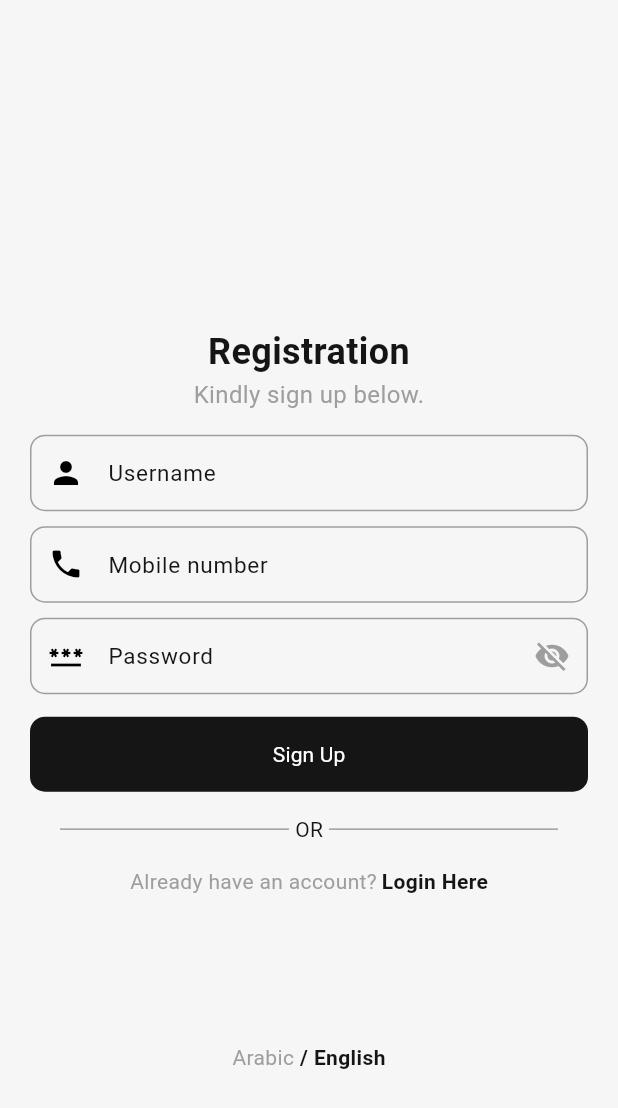
After one commit to MohammadAssaf10/deliver_driver_app, a Flutter app: the SignUpPage screen opened by its route, on a phone screen of 412 x 824 dp. The commit adds this screen. Shown: the top 1108 px of the screen. Run offline on Flutter 3.47's test engine with Material 3 defaults, Android fonts, the phone set to English and light mode, and no system bars; our stand-ins replace bloc, bloc_concurrency, built_value, connectivity_plus, dartz, dio and 11 more; missing offline and left inert: ntp; accounts and stored records are empty.

Commit message:
Sign up page

```diff
--- a/lib/core/routing/app_router.dart
+++ b/lib/core/routing/app_router.dart
@@ -3,11 +3,12 @@ import 'package:flutter_bloc/flutter_bloc.dart';
 
 import '../../features/sign_in/presentation/bloc/sign_in_bloc.dart';
 import '../../features/sign_in/presentation/pages/sign_in_page.dart';
+import '../../features/sign_up/presentation/bloc/sign_up_bloc.dart';
+import '../../features/sign_up/presentation/pages/sign_up_page.dart';
 import '../../features/splash/presentation/bloc/splash_bloc.dart';
 import '../../features/splash/presentation/pages/splash_page.dart';
 import '../di/di.dart';
 import 'routes.dart';
-
 
 class AppRouter {
   Route? generateRoute(RouteSettings settings) {
@@ -36,13 +37,13 @@ class AppRouter {
             child: const SignInPage(),
           ),
         );
-      // case Routes.signUpPage:
-      //   return MaterialPageRoute(
-      //     builder: (_) => BlocProvider<SignUpBloc>(
-      //       create: (context) => getIt<SignUpBloc>(),
-      //       child: const SignUpPage(),
-      //     ),
-      //   );
+      case Routes.signUpPage:
+        return MaterialPageRoute(
+          builder: (_) => BlocProvider<SignUpBloc>(
+            create: (context) => getIt<SignUpBloc>(),
+            child: const SignUpPage(),
+          ),
+        );
       // case Routes.verificationCodePage:
       //   return MaterialPageRoute(
       //     builder: (_) => BlocProvider<VerificationCodeBloc>(
--- a/lib/features/sign_in/presentation/pages/sign_in_page.dart
+++ b/lib/features/sign_in/presentation/pages/sign_in_page.dart
@@ -133,7 +133,7 @@ class SignInPage extends StatelessWidget {
                       context.read<SignInBloc>().passwordController.clear();
                     },
                   ),
-                  SizedBox(height: MediaQuery.sizeOf(context).height * 0.19),
+                  SizedBox(height: MediaQuery.sizeOf(context).height * 0.17),
                   SelectLanguage(),
                 ],
               ),
--- /dev/null
+++ b/lib/features/sign_up/data/models/sign_up_request.dart
@@ -0,0 +1,20 @@
+import 'package:equatable/equatable.dart';
+
+class SignUpRequest extends Equatable {
+  final String password;
+  final String phoneNumber;
+  final String username;
+
+  const SignUpRequest({
+    required this.password,
+    required this.phoneNumber,
+    required this.username,
+  });
+
+  @override
+  List<Object?> get props => [
+        password,
+        phoneNumber,
+        username,
+      ];
+}
--- /dev/null
+++ b/lib/features/sign_up/data/repositories/sign_up_repository.dart
@@ -0,0 +1,39 @@
+import 'package:dartz/dartz.dart';
+import 'package:injectable/injectable.dart';
+
+import '../../../../core/error/failures.dart';
+import '../../../../core/network/dio_factory.dart';
+import '../../../../core/repositories/base_repository.dart';
+import '../../../../core/utils/constant.dart';
+import '../../../../core/utils/shared_preferences_helper.dart';
+import '../data_sources/remote/sign_up_remote_data_source.dart';
+import '../models/sign_up_model.dart';
+
+import '../models/sign_up_request.dart';
+
+@lazySingleton
+class SignUpRepository extends BaseRepository {
+  final SignUpRemoteDataSource _signUpRemoteDataSource;
+
+  SignUpRepository(
+    this._signUpRemoteDataSource,
+  );
+
+  Future<Either<Failure, void>> signUp(SignUpRequest signUpRequest) async =>
+      await requestApi<void, SignUpModel>(
+        <SignUpModel>() async =>
+            await _signUpRemoteDataSource.signUp(signUpRequest),
+        (signUpModel) async {
+          DioFactory.setTokenIntoHeaderAfterLogin(signUpModel.token);
+          await SharedPreferencesHelper.setSecuredString(
+            LocalStorageKeys.phoneNumber,
+            signUpRequest.phoneNumber,
+          );
+          await SharedPreferencesHelper.setSecuredString(
+            LocalStorageKeys.password,
+            signUpRequest.password,
+          );
+          return;
+        },
+      );
+}
--- /dev/null
+++ b/lib/features/sign_up/presentation/bloc/sign_up_bloc.dart
@@ -0,0 +1,78 @@
+import 'package:bloc/bloc.dart';
+import 'package:bloc_concurrency/bloc_concurrency.dart';
+import 'package:flutter/material.dart';
+import 'package:injectable/injectable.dart';
+
+import '../../../../core/utils/app_functions.dart';
+import '../../data/models/sign_up_request.dart';
+import '../../data/repositories/sign_up_repository.dart';
+import 'sign_up_event.dart';
+import 'sign_up_state.dart';
+
+@injectable
+class SignUpBloc extends Bloc<SignUpEvent, SignUpState> {
+  final SignUpRepository _signUpRepository;
+  final TextEditingController passwordController = TextEditingController();
+  final TextEditingController usernameController = TextEditingController();
+  final TextEditingController mobileNumberController = TextEditingController();
+  final GlobalKey<FormState> formKey = GlobalKey<FormState>();
+
+  void changePasswordState() {
+    add(ChangePasswordState());
+  }
+
+  void signUp() {
+    add(SignUp());
+  }
+
+  @override
+  Future<void> close() {
+    passwordController.dispose();
+    usernameController.dispose();
+    mobileNumberController.dispose();
+    return super.close();
+  }
+
+  SignUpBloc(
+    this._signUpRepository,
+  ) : super(SignUpState.initial()) {
+    on<ChangePasswordState>((event, emit) async {
+      emit(
+        state.rebuild((b) => b..passwordVisible = !state.passwordVisible),
+      );
+    });
+    on<SignUp>(
+      (event, emit) async {
+        emit(state.rebuild(
+          (b) => b
+            ..isLoading = true
+            ..isError = false
+            ..isSuccess = false,
+        ));
+        final SignUpRequest signUpRequest = SignUpRequest(
+          password: passwordController.text,
+          phoneNumber: mobileNumberController.text,
+          username: usernameController.text,
+        );
+        final result = await _signUpRepository.signUp(signUpRequest);
+        result.fold((failure) {
+          showToastMessage(failure.errorMessage, isError: true);
+          emit(state.rebuild(
+            (b) => b
+              ..isError = true
+              ..isLoading = false
+              ..isSuccess = false,
+          ));
+        }, (r) {
+          emit(state.rebuild(
+            (b) => b
+              ..isError = false
+              ..isLoading = false
+              ..isSuccess = true,
+          ));
+        });
+      },
+      transformer: droppable(),
+    );
+  }
+}
--- /dev/null
+++ b/lib/features/sign_up/presentation/bloc/sign_up_event.dart
@@ -0,0 +1,21 @@
+import 'package:built_value/built_value.dart';
+
+part 'sign_up_event.g.dart';
+
+abstract class SignUpEvent {}
+
+abstract class ChangePasswordState extends SignUpEvent
+    implements Built<ChangePasswordState, ChangePasswordStateBuilder> {
+  ChangePasswordState._();
+
+  factory ChangePasswordState(
+          [void Function(ChangePasswordStateBuilder) updates]) =
+      _$ChangePasswordState;
+}
+
+abstract class SignUp extends SignUpEvent
+    implements Built<SignUp, SignUpBuilder> {
+  SignUp._();
+
+  factory SignUp([void Function(SignUpBuilder) updates]) = _$SignUp;
+}
--- /dev/null
+++ b/lib/features/sign_up/presentation/bloc/sign_up_state.dart
@@ -0,0 +1,26 @@
+import 'package:built_value/built_value.dart';
+
+part 'sign_up_state.g.dart';
+
+abstract class SignUpState implements Built<SignUpState, SignUpStateBuilder> {
+  bool get passwordVisible;
+
+  bool get isLoading;
+
+  bool get isError;
+
+  bool get isSuccess;
+
+  SignUpState._();
+
+  factory SignUpState([void Function(SignUpStateBuilder) updates]) =
+      _$SignUpState;
+
+  factory SignUpState.initial() => SignUpState(
+        (b) => b
+          ..isLoading = false
+          ..isError = false
+          ..isSuccess = false
+          ..passwordVisible = true,
+      );
+}
--- /dev/null
+++ b/lib/features/sign_up/presentation/pages/sign_up_page.dart
@@ -0,0 +1,143 @@
+import 'package:flutter/material.dart';
+import 'package:flutter/services.dart';
+import 'package:flutter_bloc/flutter_bloc.dart';
+
+import '../../../../core/routing/routes.dart';
+import '../../../../core/theming/colors_manager.dart';
+import '../../../../core/theming/styles_manager.dart';
+import '../../../../core/utils/app_extensions.dart';
+import '../../../../core/utils/app_functions.dart';
+import '../../../../core/utils/app_validator.dart';
+import '../../../../core/widget/app_text_button.dart';
+import '../../../../core/widget/auth_option_text.dart';
+import '../../../../core/widget/custom_text_field.dart';
+import '../../../../core/widget/or_bar.dart';
+import '../../../../core/widget/select_language.dart';
+import '../../../../generated/l10n.dart';
+import '../bloc/sign_up_bloc.dart';
+import '../bloc/sign_up_state.dart';
+
+class SignUpPage extends StatelessWidget {
+  const SignUpPage({super.key});
+
+  @override
+  Widget build(BuildContext context) {
+    return BlocListener<SignUpBloc, SignUpState>(
+      listener: (context, state) {
+        if (state.isError) {
+          closeLoadingDialogIfVisible();
+        } else if (state.isSuccess) {
+          context.pushNamed(Routes.verificationCodePage);
+        } else if (state.isLoading) {
+          showLoadingDialog(context);
+        }
+      },
+      child: Scaffold(
+        resizeToAvoidBottomInset: true,
+        backgroundColor: ColorsManager.customWhite,
+        body: SafeArea(
+          child: Padding(
+            padding: const EdgeInsets.only(
+              top: 20,
+              right: 20,
+              left: 20,
+            ),
+            child: Form(
+              key: context.read<SignUpBloc>().formKey,
+              child: SingleChildScrollView(
+                child: Column(
+                  crossAxisAlignment: CrossAxisAlignment.stretch,
+                  children: <Widget>[
+                    SizedBox(height: MediaQuery.sizeOf(context).height * 0.24),
+                    Text(
+                      S.of(context).registration,
+                      textAlign: TextAlign.center,
+                      style: TextStyles.font24BlackBold,
+                    ),
+                    Text(
+                      S.of(context).kindlySignUpBelow,
+                      textAlign: TextAlign.center,
+                      style: TextStyles.font16GreyRegular,
+                    ),
+                    const SizedBox(height: 10),
+                    CustomTextField(
+                      controller: context.read<SignUpBloc>().usernameController,
+                      labelTitle: S.of(context).userName,
+                      validator: AppValidator.usernameValidator,
+                      prefixIcon: Icons.person,
+                      textInputAction: TextInputAction.next,
+                    ),
+                    CustomTextField(
+                      controller:
+                          context.read<SignUpBloc>().mobileNumberController,
+                      labelTitle: S.of(context).mobileNumber,
+                      validator: AppValidator.mobileNumberValidator,
+                      prefixIcon: Icons.phone,
+                      keyboardType: TextInputType.phone,
+                      textInputAction: TextInputAction.next,
+                      textInputFormatter: LengthLimitingTextInputFormatter(10),
+                    ),
+                    BlocBuilder<SignUpBloc, SignUpState>(
+                      buildWhen: (previous, current) =>
+                          previous.passwordVisible != current.passwordVisible,
+                      builder: (context, state) {
+                        return CustomTextField(
+                          obscureText: state.passwordVisible,
+                          controller:
+                              context.read<SignUpBloc>().passwordController,
+                          labelTitle: S.of(context).password,
+                          validator: AppValidator.passwordValidator,
+                          prefixIcon: Icons.password,
+                          suffixIcon: state.passwordVisible
+                              ? Icons.visibility_off
+                              : Icons.visibility,
+                          suffixIconAction: () {
+                            context.read<SignUpBloc>().changePasswordState();
+                          },
+                          onFieldSubmitted: (_) {
+                            if (context
+                                .read<SignUpBloc>()
+                                .formKey
+                                .currentState!
+                                .validate()) {
+                              context.read<SignUpBloc>().signUp();
+                            }
+                          },
+                        );
+                      },
+                    ),
+                    const SizedBox(height: 10),
+                    AppTextButton(
+                      onPressed: () {
+                        if (context
+                            .read<SignUpBloc>()
+                            .formKey
+                            .currentState!
+                            .validate()) {
+                          context.read<SignUpBloc>().signUp();
+                        }
+                      },
+                      buttonText: S.of(context).signUp,
+                      textStyle: TextStyles.font14WhiteRegular,
+                      borderRadius: 10,
+                    ),
+                    const OrBar(),
+                    AuthOptionText(
+                      title: S.of(context).alreadyHaveAnAccount,
+                      subTitle: S.of(context).loginHere,
+                      subTitleOnPress: () {
+                        context.pop();
+                      },
+                    ),
+                    SizedBox(height: MediaQuery.sizeOf(context).height * 0.1),
+                    SelectLanguage(),
+                  ],
+                ),
+              ),
+            ),
+          ),
+        ),
+      ),
+    );
+  }
+}
```
Also changed, not shown: lib/features/sign_up/data/data_sources/remote/sign_up_remote_data_source.dart (added, +7 -0 lines), lib/features/sign_up/data/data_sources/remote/sign_up_remote_data_source_impl.dart (added, +25 -0 lines), lib/features/sign_up/data/models/sign_up_model.dart (added, +17 -0 lines), lib/core/di/di.config.dart, lib/features/sign_up/data/models/sign_up_model.g.dart (added), lib/features/sign_up/presentation/bloc/sign_up_event.g.dart (added), lib/features/sign_up/presentation/bloc/sign_up_state.g.dart (added).
